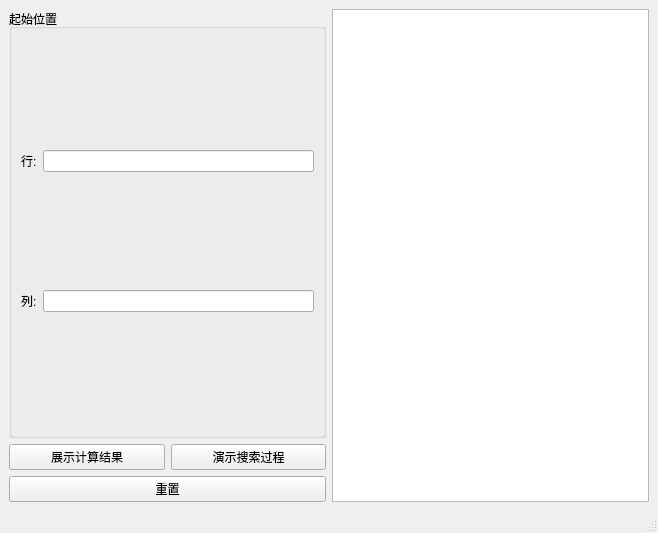
This is knight/mainwindow.ui in AmorphophallusKonjac/UCAS-DS-2023 as Qt 5 draws it before an edit. The edited form follows.
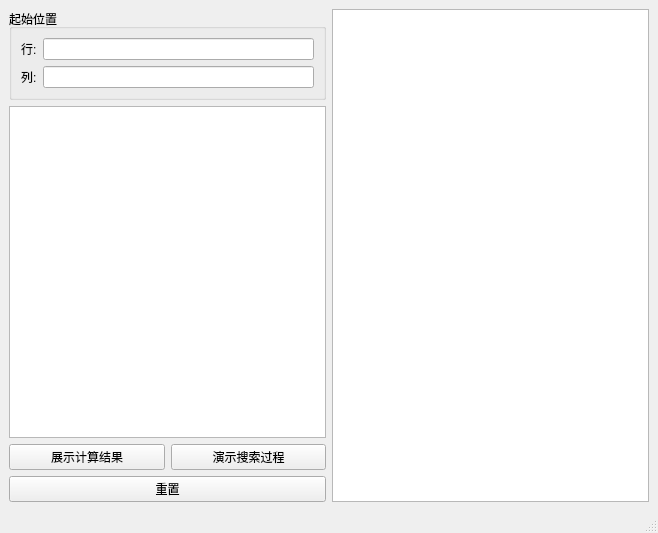
This is the edited form.

```diff
--- a/knight/mainwindow.ui
+++ b/knight/mainwindow.ui
@@ -33,7 +33,11 @@
             </widget>
            </item>
            <item>
-            <widget class="QLineEdit" name="inputX"/>
+            <widget class="QLineEdit" name="inputX">
+             <property name="clearButtonEnabled">
+              <bool>true</bool>
+             </property>
+            </widget>
            </item>
           </layout>
          </item>
@@ -47,13 +51,20 @@
             </widget>
            </item>
            <item>
-            <widget class="QLineEdit" name="inputY"/>
+            <widget class="QLineEdit" name="inputY">
+             <property name="clearButtonEnabled">
+              <bool>true</bool>
+             </property>
+            </widget>
            </item>
           </layout>
          </item>
         </layout>
        </widget>
       </item>
+      <item>
+       <widget class="QTextBrowser" name="msgdisplay"/>
+      </item>
       <item>
        <layout class="QHBoxLayout" name="horizontalLayout_3">
         <item>
```
Left out of the diff: 53 changed lines with no effect on the pictures.
